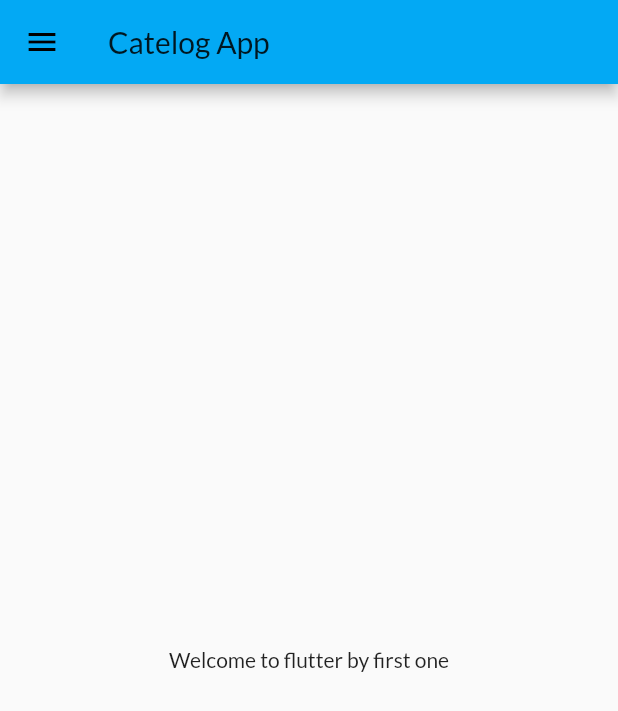
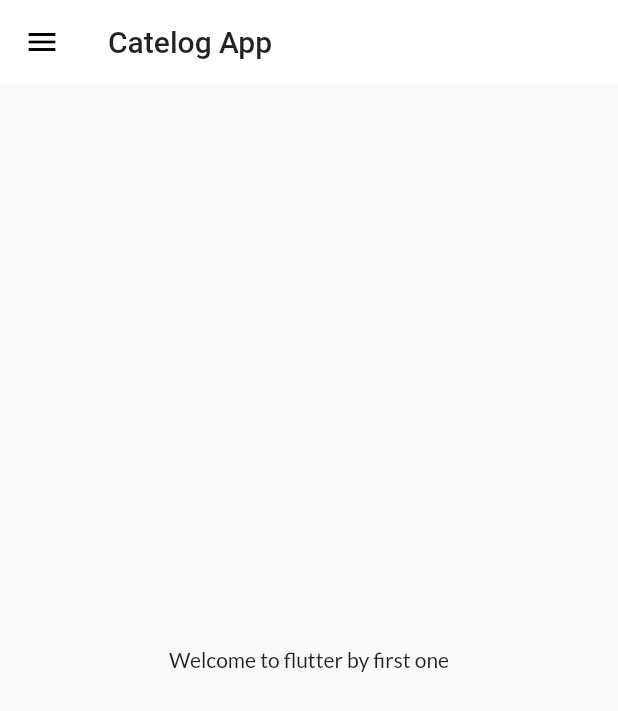
Before and after one commit to Sutariya21/first_one, a Flutter app: the screen it shows after launch, on a phone screen of 412 x 824 dp. Shown: the top 711 px of the screen. Run offline on Flutter 3.47's test engine with Material 2 defaults, Android fonts, the phone set to English and light mode, and no system bars; our stand-ins replace google_fonts.

Commit message:
theme extrected

```diff
--- a/lib/main.dart
+++ b/lib/main.dart
@@ -2,7 +2,7 @@ import 'package:flutter/material.dart';
 import 'package:flutter_catelog/pages/home_page.dart';
 import 'package:flutter_catelog/pages/login_page.dart';
 import 'package:flutter_catelog/utils/routes.dart';
-import 'package:google_fonts/google_fonts.dart';
+import 'package:flutter_catelog/widget/themes.dart';
 
 void main() {
   runApp(MyApp());
@@ -13,12 +13,9 @@ class MyApp extends StatelessWidget {
   Widget build(BuildContext context) {
     return MaterialApp(
       themeMode: ThemeMode.light,
-      theme: ThemeData(
-        primarySwatch: Colors.lightBlue,
-        fontFamily: GoogleFonts.lato().fontFamily),
-        darkTheme: ThemeData(
-        brightness: Brightness.dark,
-      ),
+      theme: MyTheme.lightTheme(context),
+        darkTheme: MyTheme.darkTheme(context),
+
       debugShowCheckedModeBanner: false,
       initialRoute: MyRoutes.homeRoute,
       routes: {
--- /dev/null
+++ b/lib/widget/themes.dart
@@ -0,0 +1,17 @@
+import 'package:flutter/material.dart';
+import 'package:google_fonts/google_fonts.dart';
+
+class MyTheme {
+  static ThemeData lightTheme(BuildContext context) => ThemeData(
+        primarySwatch: Colors.lightBlue,
+        fontFamily: GoogleFonts.lato().fontFamily,
+        appBarTheme: AppBarTheme(
+            backgroundColor: Colors.white,
+            elevation: 0.0,
+            iconTheme: IconThemeData(color: Colors.black),
+            textTheme: Theme.of(context).textTheme),
+      );
+  static ThemeData darkTheme(BuildContext context) => ThemeData(
+        brightness: Brightness.dark,
+      );
+}
```
